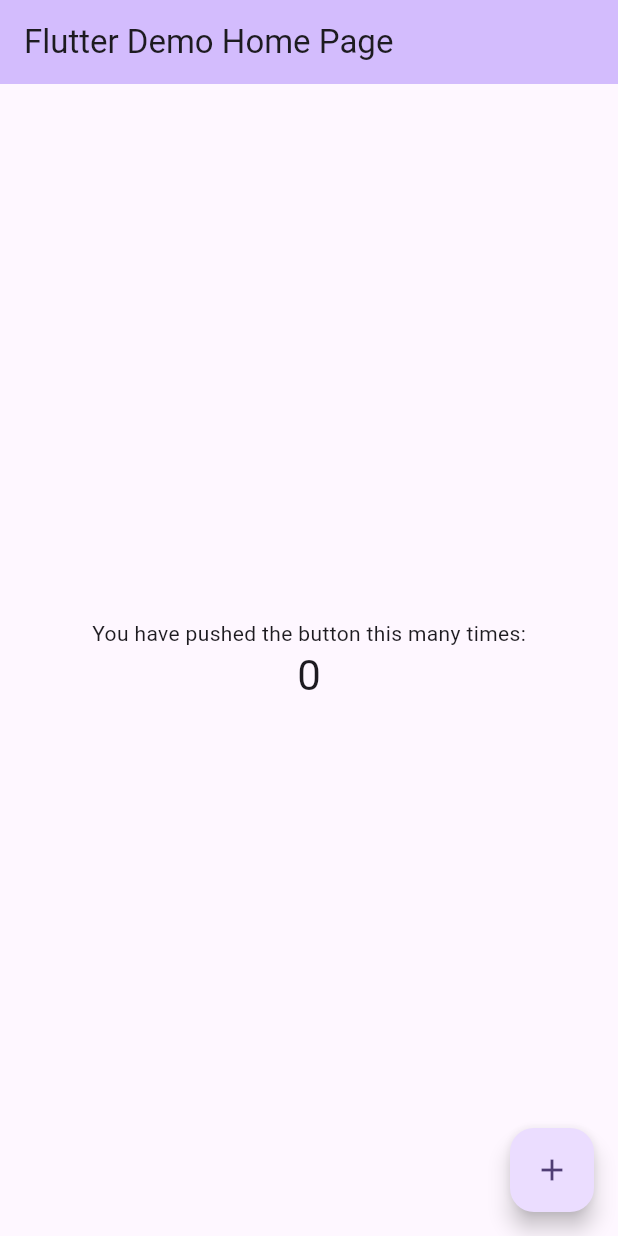
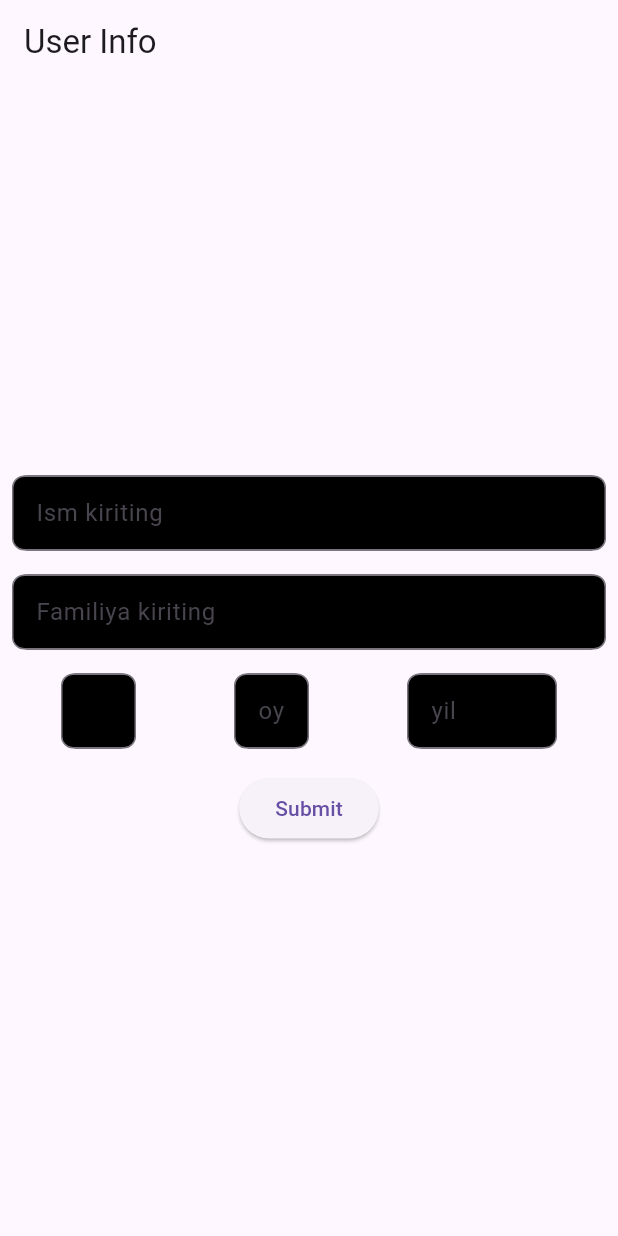
Before and after one commit to batotest1/nnn, a Flutter app: the screen it shows after launch, on a phone screen of 412 x 824 dp. Run offline on Flutter 3.47's test engine with Material 3 defaults, Android fonts, the phone set to English and light mode, and no system bars.

```diff
--- a/flutter_application_1/lib/main.dart
+++ b/flutter_application_1/lib/main.dart
@@ -1,73 +1,212 @@
 import 'package:flutter/material.dart';
 
 void main() {
-  runApp(const MyApp());
-}
-
-class MyApp extends StatelessWidget {
-  const MyApp({super.key});
-
-  @override
-  Widget build(BuildContext context) {
-    return MaterialApp(
-      title: 'Flutter Demo',
-      theme: ThemeData(
-        colorScheme: ColorScheme.fromSeed(seedColor: Colors.deepPurple),
-        useMaterial3: true,
-      ),
-      home: const MyHomePage(title: 'Flutter Demo Home Page'),
-    );
-  }
+  runApp(MaterialApp(
+    home: MyHomePage(),
+    debugShowCheckedModeBanner: false,
+  ));
 }
 
 class MyHomePage extends StatefulWidget {
-  const MyHomePage({super.key, required this.title});
-
-  final String title;
+  const MyHomePage({super.key});
 
   @override
   State<MyHomePage> createState() => _MyHomePageState();
 }
 
 class _MyHomePageState extends State<MyHomePage> {
-  int _counter = 0;
-
-  void _incrementCounter() {
-    setState(() {
-      _counter++;
-    });
-  }
+  // Create controllers for each TextField
+  final _nameController = TextEditingController();
+  final _surnameController = TextEditingController();
+  final _dayController = TextEditingController();
+  final _monthController = TextEditingController();
+  final _yearController = TextEditingController();
 
   @override
   Widget build(BuildContext context) {
     return Scaffold(
-      appBar: AppBar(
-
-        backgroundColor: Theme.of(context).colorScheme.inversePrimary,
-
-        title: Text(widget.title),
-      ),
-      body: Center(
-
-        child: Column(
-
-          mainAxisAlignment: MainAxisAlignment.center,
-          children: <Widget>[
-            const Text(
-              'You have pushed the button this many times:',
+      appBar: AppBar(title: Text('User Info')),
+      body: Column(
+        crossAxisAlignment: CrossAxisAlignment.center,
+        mainAxisAlignment: MainAxisAlignment.center,
+        children: [
+          Padding(
+            padding: const EdgeInsets.all(8.0),
+            child: Container(
+              width: double.infinity,
+              height: 50,
+              decoration: BoxDecoration(
+                color: Colors.black,
+                borderRadius: BorderRadius.all(Radius.circular(10)),
+              ),
+              child: TextField(
+                controller: _nameController, // Assign controller
+                style: TextStyle(color: Colors.white),
+                decoration: InputDecoration(
+                  labelText: "Ism kiriting",
+                  border: OutlineInputBorder(
+                    borderRadius: BorderRadius.circular(8.0),
+                    borderSide: BorderSide(color: Colors.white, width: 2.0),
+                  ),
+                ),
+              ),
             ),
-            Text(
-              '$_counter',
-              style: Theme.of(context).textTheme.headlineMedium,
+          ),
+          Padding(
+            padding: const EdgeInsets.all(8.0),
+            child: Container(
+              width: double.infinity,
+              height: 50,
+              decoration: BoxDecoration(
+                color: Colors.black,
+                borderRadius: BorderRadius.all(Radius.circular(10)),
+              ),
+              child: TextField(
+                controller: _surnameController, // Assign controller
+                style: TextStyle(color: Colors.white),
+                decoration: InputDecoration(
+                  labelText: "Familiya kiriting",
+                  border: OutlineInputBorder(
+                    borderRadius: BorderRadius.circular(8.0),
+                    borderSide: BorderSide(color: Colors.white, width: 2.0),
+                  ),
+                ),
+              ),
             ),
-          ],
-        ),
-      ),
-      floatingActionButton: FloatingActionButton(
-        onPressed: _incrementCounter,
-        tooltip: 'Increment',
-        child: const Icon(Icons.add),
+          ),
+          Padding(
+            padding: const EdgeInsets.all(8.0),
+            child: Row(
+              mainAxisAlignment: MainAxisAlignment.spaceAround,
+              children: [
+                Container(
+                  width: 50,
+                  height: 50,
+                  decoration: BoxDecoration(
+                      color: Colors.black,
+                      borderRadius: BorderRadius.all(Radius.circular(10))),
+                  child: TextField(
+                    controller: _dayController, // Assign controller
+                    style: TextStyle(color: Colors.white),
+                    decoration: InputDecoration(
+                      labelText: "kun",
+                      border: OutlineInputBorder(
+                        borderRadius: BorderRadius.circular(8.0),
+                        borderSide: BorderSide(color: Colors.white, width: 2.0),
+                      ),
+                    ),
+                  ),
+                ),
+                Container(
+                  width: 50,
+                  height: 50,
+                  decoration: BoxDecoration(
+                      color: Colors.black,
+                      borderRadius: BorderRadius.all(Radius.circular(10))),
+                  child: TextField(
+                    controller: _monthController, // Assign controller
+                    style: TextStyle(color: Colors.white),
+                    decoration: InputDecoration(
+                      labelText: "oy",
+                      border: OutlineInputBorder(
+                        borderRadius: BorderRadius.circular(8.0),
+                        borderSide: BorderSide(color: Colors.white, width: 2.0),
+                      ),
+                    ),
+                  ),
+                ),
+                Container(
+                  width: 100,
+                  height: 50,
+                  decoration: BoxDecoration(
+                      color: Colors.black,
+                      borderRadius: BorderRadius.all(Radius.circular(10))),
+                  child: TextField(
+                    controller: _yearController, // Assign controller
+                    style: TextStyle(color: Colors.white),
+                    decoration: InputDecoration(
+                      labelText: "yil",
+                      border: OutlineInputBorder(
+                        borderRadius: BorderRadius.circular(8.0),
+                        borderSide: BorderSide(color: Colors.white, width: 2.0),
+                      ),
+                    ),
+                  ),
+                ),
+              ],
+            ),
+          ),
+          Padding(
+            padding: const EdgeInsets.all(8.0),
+            child: ElevatedButton(
+              onPressed: () {
+                // Pass the entered data to the next screen
+                Navigator.push(
+                  context,
+                  MaterialPageRoute(
+                    builder: (context) => DisplayPage(
+                      name: _nameController.text,
+                      surname: _surnameController.text,
+                      day: _dayController.text,
+                      month: _monthController.text,
+                      year: _yearController.text,
+                    ),
+                  ),
+                );
+              },
+              child: Text("Submit"),
+            ),
+          ),
+        ],
       ),
     );
   }
 }
+
+class DisplayPage extends StatelessWidget {
+  final String name;
+  final String surname;
+  final String day;
+  final String month;
+  final String year;
+
+  const DisplayPage({
+    required this.name,
+    required this.surname,
+    required this.day,
+    required this.month,
+    required this.year,
+  });
+
+  @override
+  Widget build(BuildContext context) {
+    return Scaffold(
+      appBar: AppBar(),
+      body: Center(
+        child: Container(
+          width: 200,
+          height: 150,
+          color: Colors.black,
+          child: Padding(
+            padding: const EdgeInsets.all(8.0),
+            child: Column(
+              crossAxisAlignment: CrossAxisAlignment.start,
+              children: [
+                Text('Ism: $name',
+                    style: TextStyle(fontSize: 18, color: Colors.white)),
+                Text('Familiya: $surname',
+                    style: TextStyle(fontSize: 18, color: Colors.white)),
+                Text('Kun: $day',
+                    style: TextStyle(fontSize: 18, color: Colors.white)),
+                Text('Oy: $month',
+                    style: TextStyle(fontSize: 18, color: Colors.white)),
+                Text('Yil: $year',
+                    style: TextStyle(fontSize: 18, color: Colors.white)),
+              ],
+            ),
+          ),
+        ),
+      ),
+    );
+  }
+}
```
Also changed, not shown: 1 other file.
